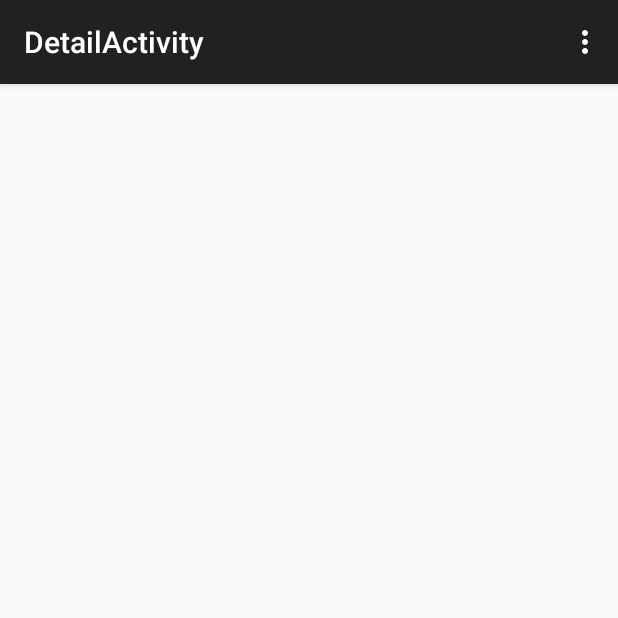
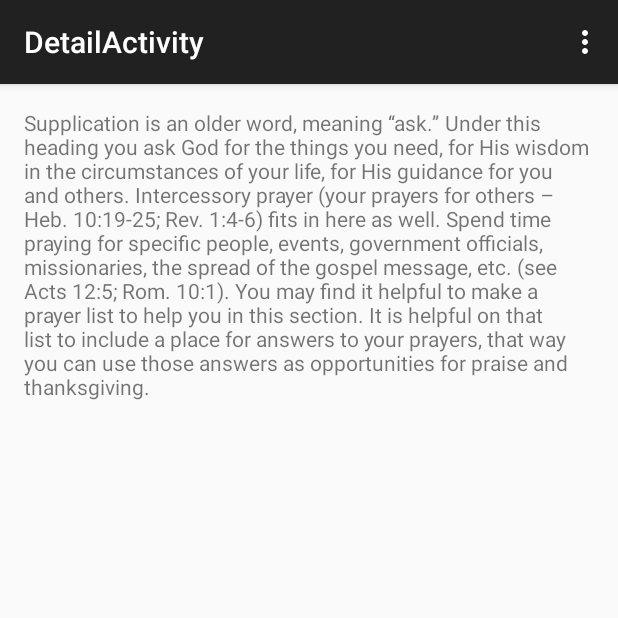
Before and after one commit to chunmingcao/MyAndroidProjects, an Android app: the screen it shows after launch (DetailActivity), after a tap on "Supplication", on a phone screen of 412 x 824 dp, the top half of it. Run offline under Robolectric (Android 15) with nearby library versions, the phone set to English and light mode, and no system bars.

Commit message:
update Lesson12

```diff
--- a/Lesson12/app/build.gradle
+++ b/Lesson12/app/build.gradle
@@ -6,7 +6,7 @@ android {
 
     defaultConfig {
         applicationId "com.caocm.android.lesson12"
-        minSdkVersion 11
+        minSdkVersion 17
         targetSdkVersion 23
         versionCode 1
         versionName "1.0"
--- a/Lesson12/app/src/main/java/com/caocm/android/lesson12/DetailActivity.java
+++ b/Lesson12/app/src/main/java/com/caocm/android/lesson12/DetailActivity.java
@@ -5,6 +5,7 @@ import android.app.FragmentManager;
 import android.app.FragmentTransaction;
 import android.support.v7.app.ActionBarActivity;
 import android.os.Bundle;
+import android.util.Log;
 import android.view.Menu;
 import android.view.MenuItem;
 import android.widget.TextView;
@@ -16,18 +17,29 @@ public class DetailActivity extends ActionBarActivity {
     protected void onCreate(Bundle savedInstanceState) {
         super.onCreate(savedInstanceState);
         setContentView(R.layout.activity_detail);
-        //String key = getIntent().getExtras().getString("KEY");
+        String key = getIntent().getExtras().getString("KEY");
 
-        DetailFragment details = new DetailFragment();
-        details.setArguments(getIntent().getExtras());
+        /*DetailFragment details = new DetailFragment();
+        details.setArguments(getIntent().getExtras());*/
+        Log.i("DetailActicity", "start");
+        TextView content = (TextView)findViewById(R.id.content);
+        content.setText(ListData.dic.get(key));
+/*
+        FragmentManager fragmentManager = getFragmentManager();
+        DetailFragment detailFragment = (DetailFragment)fragmentManager.findFragmentById(R.id.details);
+        detailFragment.updateContent(key);*/
+        /*FragmentTransaction fragmentTransaction = fragmentManager.beginTransaction();
+        fragmentTransaction.add(R.id.details2, details);
+        fragmentTransaction.commit();*/
 
-        FragmentManager fragmentManager = getFragmentManager();
-        FragmentTransaction fragmentTransaction = fragmentManager.beginTransaction();
-        fragmentTransaction.add(R.id.details2, details);
-        fragmentTransaction.commit();
-
-    }
-
+    }/*
+    @Override
+    public void onResume(){
+        super.onResume();
+        Log.i("DetailActicity", "onResume");
+        TextView content = (TextView)findViewById(R.id.content);
+        content.setText("XXXXXXXXXXXXX");
+    }*/
 
     @Override
     public boolean onCreateOptionsMenu(Menu menu) {
--- a/Lesson12/app/src/main/java/com/caocm/android/lesson12/DetailFragment.java
+++ b/Lesson12/app/src/main/java/com/caocm/android/lesson12/DetailFragment.java
@@ -60,7 +60,6 @@ public class DetailFragment extends Fragment {
             mContent = getArguments().getString("KEY");
             Log.i("Key", mContent);
         }
-        Log.i("Key", mContent);
     }
 
     @Override
@@ -70,7 +69,7 @@ public class DetailFragment extends Fragment {
         // Inflate the layout for this fragment
         View view =  inflater.inflate(R.layout.fragment_detail, container, false);
         //((TextView)(view.findViewById(R.id.content))).setText(ListData.dic.get(mContent));
-        Log.i("onCreateView", ListData.dic.get(mContent));
+        //Log.i("onCreateView", ListData.dic.get(mContent));
         return view;
     }
 
@@ -87,6 +86,11 @@ public class DetailFragment extends Fragment {
         mListener = null;
     }
 
+    public void updateContent(String key){
+        Log.i("updateContent", key);
+        TextView content = (TextView)getActivity().findViewById(R.id.content);
+        content.setText(ListData.dic.get(key));
+    }
     /**
      * This interface must be implemented by activities that contain this
      * fragment to allow an interaction in this fragment to be communicated
--- a/Lesson12/app/src/main/java/com/caocm/android/lesson12/MainActivity.java
+++ b/Lesson12/app/src/main/java/com/caocm/android/lesson12/MainActivity.java
@@ -4,6 +4,7 @@ import android.app.Activity;
 import android.content.Intent;
 import android.support.v7.app.ActionBarActivity;
 import android.os.Bundle;
+import android.util.Log;
 import android.view.Menu;
 import android.view.MenuItem;
 
@@ -18,8 +19,14 @@ public class MainActivity extends Activity implements TitlesFragment.OnFragmentI
 
     @Override
     public void onFragmentInteraction(String key) {
-        Intent detailIntent = new Intent(this, DetailActivity.class);
-        detailIntent.putExtra("KEY", key);
-        startActivity(detailIntent);
+        DetailFragment detailFragment = (DetailFragment)getFragmentManager().findFragmentById(R.id.details);
+        if(detailFragment != null){
+            Log.i("onFragmentInteraction", "Horizon");
+            detailFragment.updateContent(key);
+        }else {
+            Intent detailIntent = new Intent(this, DetailActivity.class);
+            detailIntent.putExtra("KEY", key);
+            startActivity(detailIntent);
+        }
     }
 }
--- a/Lesson12/app/src/main/res/layout/activity_detail.xml
+++ b/Lesson12/app/src/main/res/layout/activity_detail.xml
@@ -6,11 +6,11 @@
     android:paddingBottom="@dimen/activity_vertical_margin"
     tools:context="com.caocm.android.lesson12.DetailActivity">
 
-    <FrameLayout
-        android:id="@+id/details2"
-        android:layout_width="0px"
+    <fragment
+        android:id="@+id/details"
+        android:layout_width="match_parent"
         android:layout_height="match_parent"
-        android:layout_weight="1"
-     />
+        class="com.caocm.android.lesson12.DetailFragment"
+        />
 
 </RelativeLayout>
--- a/Lesson12/app/src/main/res/layout/fragment_detail.xml
+++ b/Lesson12/app/src/main/res/layout/fragment_detail.xml
@@ -4,7 +4,7 @@
     tools:context="com.caocm.android.lesson12.DetailFragment">
 
     <!-- TODO: Update blank fragment layout -->
-    <TextView android:layout_width="match_parent" android:layout_height="match_parent"
+    <TextView android:id="@+id/content" android:layout_width="match_parent" android:layout_height="match_parent"
         android:text="@string/hello_blank_fragment" />
 
 </FrameLayout>
```
